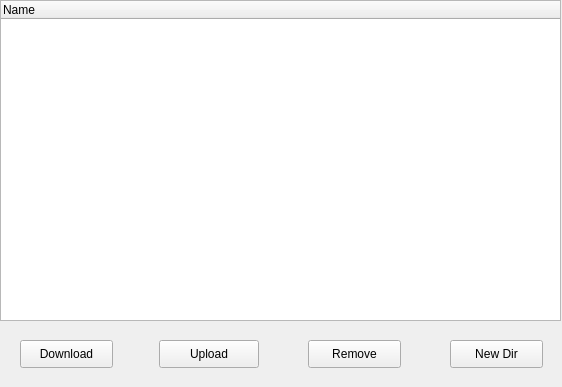
Old version of the form directorytree.ui in the repository alecone/VNCC_Client.
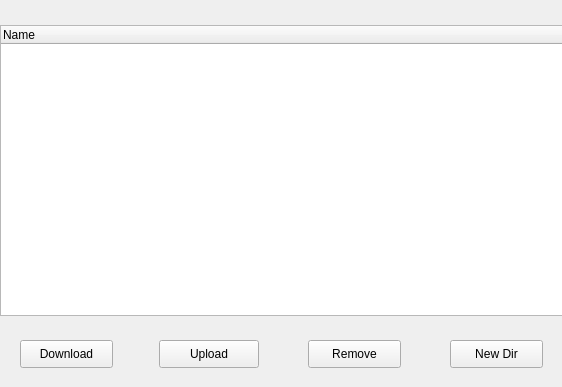
New version of the form.

Commit message: Fixed splash screen

Patch:
```diff
--- a/directorytree.ui
+++ b/directorytree.ui
@@ -26,11 +26,17 @@
    <property name="geometry">
     <rect>
      <x>0</x>
-     <y>0</y>
-     <width>561</width>
-     <height>321</height>
+     <y>25</y>
+     <width>642</width>
+     <height>291</height>
     </rect>
    </property>
+   <property name="sizePolicy">
+    <sizepolicy hsizetype="Fixed" vsizetype="Fixed">
+     <horstretch>0</horstretch>
+     <verstretch>0</verstretch>
+    </sizepolicy>
+   </property>
    <property name="editTriggers">
     <set>QAbstractItemView::NoEditTriggers</set>
    </property>
```
The commit also changes 4 other files.
